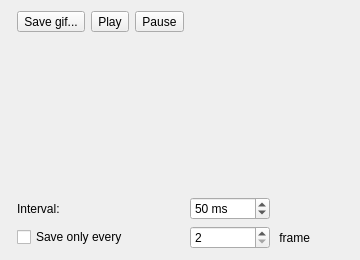
Above: ui/gifwidget.ui from Apkawa/QGifer before the change. Below: the same form after it.
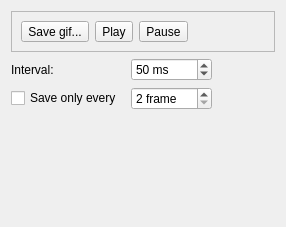
That is the form after the change. Custom widgets are drawn as their Qt base class.

```diff
--- a/ui/gifwidget.ui
+++ b/ui/gifwidget.ui
@@ -6,49 +6,42 @@
    <rect>
     <x>0</x>
     <y>0</y>
-    <width>360</width>
-    <height>260</height>
+    <width>286</width>
+    <height>227</height>
    </rect>
   </property>
   <property name="windowTitle">
    <string>Form</string>
   </property>
   <layout class="QGridLayout" name="gridLayout">
-   <item row="3" column="4">
-    <widget class="QSpinBox" name="intervalBox">
-     <property name="suffix">
-      <string> ms</string>
+   <item row="3" column="1">
+    <widget class="QCheckBox" name="saveEveryBox">
+     <property name="text">
+      <string>Save only every </string>
      </property>
-     <property name="minimum">
-      <number>1</number>
-     </property>
-     <property name="maximum">
-      <number>99999</number>
-     </property>
-     <property name="value">
-      <number>50</number>
-     </property>
     </widget>
    </item>
-   <item row="5" column="5">
-    <widget class="QLabel" name="label_2">
+   <item row="2" column="1">
+    <widget class="QLabel" name="label">
      <property name="text">
-      <string> frame</string>
+      <string>Interval:</string>
      </property>
-    </widget>
-   </item>
-   <item row="1" column="0" colspan="12">
-    <widget class="PreviewWidget" name="preview" native="true">
-     <property name="sizePolicy">
-      <sizepolicy hsizetype="Minimum" vsizetype="Minimum">
-       <horstretch>0</horstretch>
-       <verstretch>0</verstretch>
-      </sizepolicy>
+     <property name="alignment">
+      <set>Qt::AlignLeading|Qt::AlignLeft|Qt::AlignVCenter</set>
      </property>
      <zorder>label</zorder>
     </widget>
    </item>
-   <item row="0" column="1">
+   <item row="1" column="1" colspan="3">
+    <widget class="QFrame" name="frame">
+     <property name="frameShape">
+      <enum>QFrame::StyledPanel</enum>
+     </property>
+     <property name="frameShadow">
+      <enum>QFrame::Raised</enum>
+     </property>
+     <layout class="QHBoxLayout" name="horizontalLayout">
+      <item>
     <widget class="QToolButton" name="saveButton">
      <property name="text">
       <string>Save gif...</string>
@@ -61,7 +54,7 @@
      </property>
     </widget>
    </item>
-   <item row="0" column="2">
+      <item>
     <widget class="QToolButton" name="playButton">
      <property name="text">
       <string>Play</string>
@@ -74,8 +67,40 @@
      </property>
     </widget>
    </item>
-   <item row="5" column="4">
+      <item>
+       <widget class="QToolButton" name="pauseButton">
+        <property name="text">
+         <string>Pause</string>
+        </property>
+        <property name="iconSize">
+         <size>
+          <width>32</width>
+          <height>32</height>
+         </size>
+        </property>
+       </widget>
+      </item>
+      <item>
+       <spacer name="horizontalSpacer">
+        <property name="orientation">
+         <enum>Qt::Horizontal</enum>
+        </property>
+        <property name="sizeHint" stdset="0">
+         <size>
+          <width>40</width>
+          <height>20</height>
+         </size>
+        </property>
+       </spacer>
+      </item>
+     </layout>
+    </widget>
+   </item>
+   <item row="3" column="2">
     <widget class="QSpinBox" name="seBox">
+     <property name="suffix">
+      <string> frame</string>
+     </property>
      <property name="minimum">
       <number>2</number>
      </property>
@@ -84,33 +109,42 @@
      </property>
     </widget>
    </item>
-   <item row="0" column="3">
-    <widget class="QToolButton" name="pauseButton">
-     <property name="text">
-      <string>Pause</string>
+   <item row="3" column="3">
+    <spacer name="horizontalSpacer_2">
+     <property name="orientation">
+      <enum>Qt::Horizontal</enum>
      </property>
-     <property name="iconSize">
+     <property name="sizeHint" stdset="0">
       <size>
-       <width>32</width>
-       <height>32</height>
+       <width>40</width>
+       <height>20</height>
       </size>
      </property>
-    </widget>
+    </spacer>
    </item>
-   <item row="5" column="1" colspan="3">
-    <widget class="QCheckBox" name="saveEveryBox">
-     <property name="text">
-      <string>Save only every </string>
+   <item row="4" column="1" rowspan="3" colspan="3">
+    <widget class="PreviewWidget" name="preview" native="true">
+     <property name="sizePolicy">
+      <sizepolicy hsizetype="Minimum" vsizetype="Minimum">
+       <horstretch>0</horstretch>
+       <verstretch>0</verstretch>
+      </sizepolicy>
      </property>
     </widget>
    </item>
-   <item row="3" column="1" colspan="3">
-    <widget class="QLabel" name="label">
-     <property name="text">
-      <string>Interval:</string>
+   <item row="2" column="2">
+    <widget class="QSpinBox" name="intervalBox">
+     <property name="suffix">
+      <string> ms</string>
      </property>
-     <property name="alignment">
-      <set>Qt::AlignLeading|Qt::AlignLeft|Qt::AlignVCenter</set>
+     <property name="minimum">
+      <number>1</number>
+     </property>
+     <property name="maximum">
+      <number>99999</number>
+     </property>
+     <property name="value">
+      <number>50</number>
      </property>
     </widget>
    </item>
```
Left out of the diff: 1 changed line with no effect on the pictures. Lines whose indentation alone changed are shown as unchanged.
